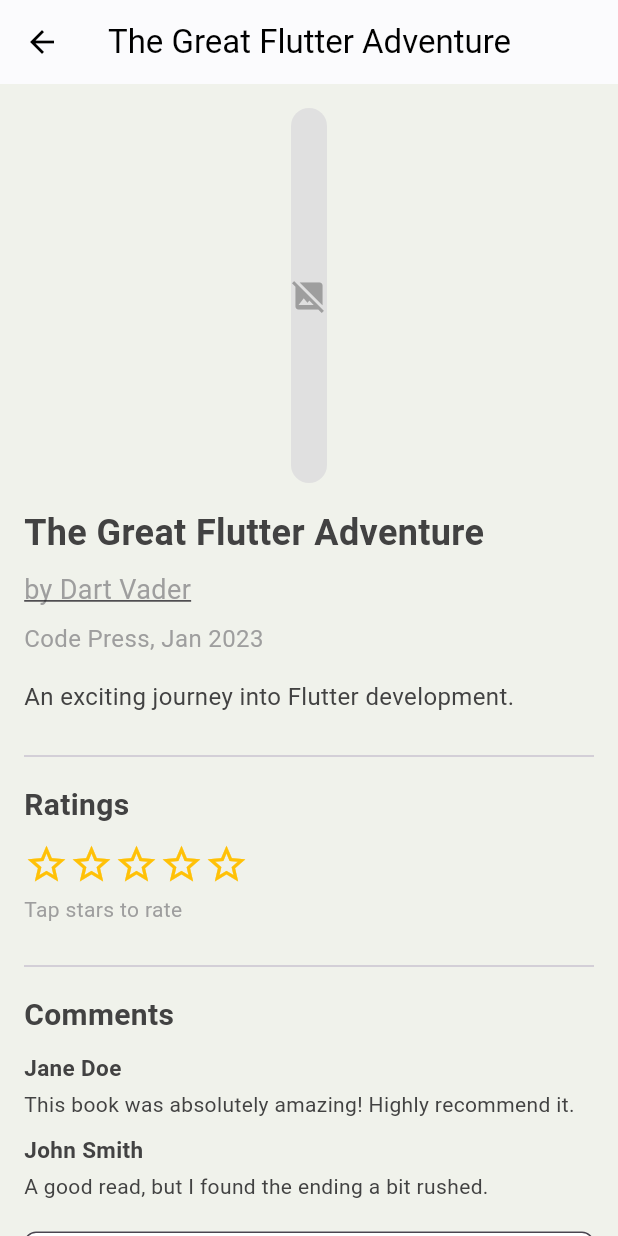
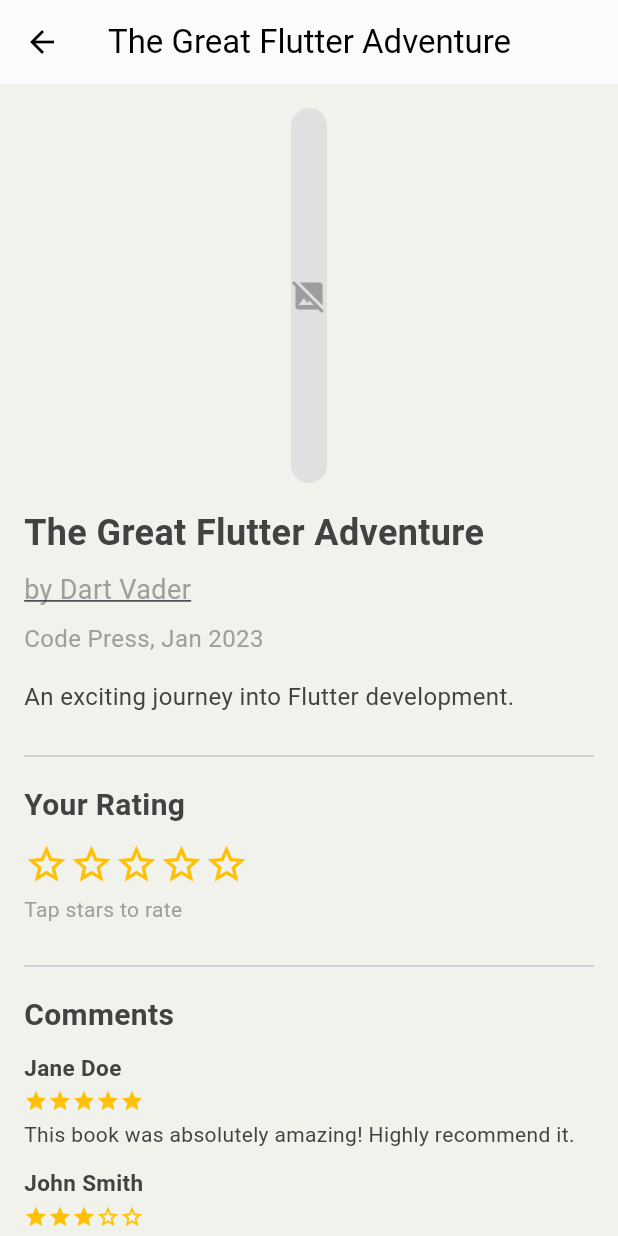
Before and after one commit to Aqilah87/RelaxRead2, a Flutter app: the BookDetailPage screen opened directly with sample values from the repository, on a phone screen of 412 x 824 dp. Run offline on Flutter 3.47's test engine with Material 3 defaults, Android fonts, the phone set to English and light mode, and no system bars; our stand-ins replace fl_chart, shared_preferences; accounts and stored records are empty; network calls fail.

Commit message:
update user book detail

```diff
--- a/relaxread2/lib/user/book_detail_page.dart
+++ b/relaxread2/lib/user/book_detail_page.dart
@@ -12,19 +12,19 @@ class BookDetailPage extends StatefulWidget {
 }
 
 class _BookDetailPageState extends State<BookDetailPage> {
-  int _userRating = 0; // State variable to hold the user's selected rating
-  final TextEditingController _commentController =
-      TextEditingController(); // Controller for the comment input field
+  int _userRating = 0;
+  final TextEditingController _commentController = TextEditingController();
 
-  // List to store comments, initially populated with some examples
-  List<Map<String, String>> _comments = [
+  final List<Map<String, dynamic>> _comments = [
     {
-      'userName': 'Jane Doe',
-      'commentText': 'This book was absolutely amazing! Highly recommend it.',
+      'user': 'Jane Doe',
+      'comment': 'This book was absolutely amazing! Highly recommend it.',
+      'rating': 5,
     },
     {
-      'userName': 'John Smith',
-      'commentText': 'A good read, but I found the ending a bit rushed.',
+      'user': 'John Smith',
+      'comment': 'A good read, but I found the ending a bit rushed.',
+      'rating': 3,
     },
   ];
 
@@ -32,6 +32,63 @@ class _BookDetailPageState extends State<BookDetailPage> {
   void dispose() {
     _commentController.dispose();
     super.dispose();
+  }
+
+  void _submitComment() {
+    final String commentText = _commentController.text.trim();
+
+    if (_userRating == 0) {
+      ScaffoldMessenger.of(context).showSnackBar(
+        const SnackBar(
+          content: Text('Please select a rating before commenting.'),
+        ),
+      );
+      return;
+    }
+
+    if (commentText.isNotEmpty) {
+      setState(() {
+        _comments.add({
+          'user': 'You',
+          'comment': commentText,
+          'rating': _userRating,
+        });
+        _commentController.clear();
+        _userRating = 0;
+      });
+
+      ScaffoldMessenger.of(
+        context,
+      ).showSnackBar(const SnackBar(content: Text('Comment added!')));
+    } else {
+      ScaffoldMessenger.of(
+        context,
+      ).showSnackBar(const SnackBar(content: Text('Comment cannot be empty!')));
+    }
+  }
+
+  Widget _buildComment(String userName, String commentText, int rating) {
+    return Column(
+      crossAxisAlignment: CrossAxisAlignment.start,
+      children: [
+        Text(
+          userName,
+          style: const TextStyle(fontWeight: FontWeight.bold, fontSize: 15),
+        ),
+        const SizedBox(height: 4.0),
+        Row(
+          children: List.generate(5, (index) {
+            return Icon(
+              index < rating ? Icons.star : Icons.star_border,
+              color: Colors.amber,
+              size: 16,
+            );
+          }),
+        ),
+        const SizedBox(height: 4.0),
+        Text(commentText, style: const TextStyle(fontSize: 14)),
+      ],
+    );
   }
 
   @override
@@ -48,7 +105,7 @@ class _BookDetailPageState extends State<BookDetailPage> {
         child: Column(
           crossAxisAlignment: CrossAxisAlignment.start,
           children: [
-            // 📖 Book Cover Image
+            // 📘 Book cover
             Center(
               child: ClipRRect(
                 borderRadius: BorderRadius.circular(12.0),
@@ -59,24 +116,21 @@ class _BookDetailPageState extends State<BookDetailPage> {
                   errorBuilder: (_, __, ___) => Container(
                     height: 250,
                     color: Colors.grey[300],
-                    child: const Icon(
-                      Icons.image_not_supported,
-                      color: Colors.grey,
-                    ),
+                    child: const Icon(Icons.image_not_supported),
                   ),
                 ),
               ),
             ),
             const SizedBox(height: 16.0),
 
-            // 📚 Book Title
+            // 📖 Title
             Text(
               widget.book.title,
               style: const TextStyle(fontSize: 24, fontWeight: FontWeight.bold),
             ),
+
+            // 👤 Author
             const SizedBox(height: 8.0),
-
-            // 👤 Author Name (Tappable)
             InkWell(
               onTap: () {
                 Navigator.push(
@@ -93,34 +147,28 @@ class _BookDetailPageState extends State<BookDetailPage> {
                 ),
               ),
             ),
+
+            // 🏢 Publisher info
             const SizedBox(height: 8.0),
-
-            // 🏢 Publisher Info
             Text(
               '${widget.book.publisher ?? 'Unknown Publisher'}, ${widget.book.month_publish ?? ''} ${widget.book.yearPublisher ?? ''}',
               style: const TextStyle(fontSize: 16, color: Colors.grey),
             ),
-            const SizedBox(height: 16.0),
 
             // 📝 Description
+            const SizedBox(height: 16.0),
             Text(
               widget.book.personalNote ?? 'No description available.',
               style: const TextStyle(fontSize: 16),
             ),
+
             const SizedBox(height: 20.0),
-
-            // ---
-            ///
-            /// ## ⭐ Ratings
-            ///
-            ///---
-            Column(
-              crossAxisAlignment: CrossAxisAlignment.start,
-              children: [
             const Divider(),
             const SizedBox(height: 10.0),
+
+            // ⭐ Rating input
             const Text(
-                  'Ratings',
+              'Your Rating',
               style: TextStyle(fontSize: 20, fontWeight: FontWeight.bold),
             ),
             const SizedBox(height: 10.0),
@@ -143,44 +191,31 @@ class _BookDetailPageState extends State<BookDetailPage> {
             const SizedBox(height: 5.0),
             Text(
               _userRating > 0
-                      ? 'Your rating: $_userRating stars'
+                  ? 'Your rating: $_userRating star${_userRating > 1 ? 's' : ''}'
                   : 'Tap stars to rate',
               style: const TextStyle(fontSize: 14, color: Colors.grey),
             ),
-              ],
-            ),
+
             const SizedBox(height: 20.0),
-
-            // ---
-            ///
-            /// ## 💬 Comments
-            ///
-            ///---
-            Column(
-              crossAxisAlignment: CrossAxisAlignment.start,
-              children: [
             const Divider(),
             const SizedBox(height: 10.0),
+
+            // 💬 Comments section
             const Text(
               'Comments',
               style: TextStyle(fontSize: 20, fontWeight: FontWeight.bold),
             ),
             const SizedBox(height: 10.0),
-                // Displaying comments from the _comments list
-                if (_comments.isEmpty)
-                  const Text('No comments yet. Be the first to comment!'),
-                ..._comments.map((comment) {
-                  return Padding(
-                    padding: const EdgeInsets.only(
-                      bottom: 10.0,
-                    ), // Add spacing between comments
-                    child: _buildComment(
-                      comment['userName']!,
-                      comment['commentText']!,
+
+            ..._comments.map(
+              (c) => Padding(
+                padding: const EdgeInsets.only(bottom: 12.0),
+                child: _buildComment(c['user'], c['comment'], c['rating'] ?? 0),
               ),
-                  );
-                }).toList(),
-                const SizedBox(height: 10.0), // Spacing before the input field
+            ),
+
+            // ✍️ Comment input
+            const SizedBox(height: 10.0),
             TextFormField(
               controller: _commentController,
               decoration: InputDecoration(
@@ -190,18 +225,15 @@ class _BookDetailPageState extends State<BookDetailPage> {
                 ),
                 suffixIcon: IconButton(
                   icon: const Icon(Icons.send),
-                      onPressed: () {
-                        _submitComment();
-                      },
+                  onPressed: _submitComment,
                 ),
               ),
               maxLines: 3,
             ),
-              ],
-            ),
+
             const SizedBox(height: 20.0),
 
-            // ❤️ Add to Wishlist Button
+            // ❤️ Wishlist button
             Center(
               child: ElevatedButton.icon(
                 onPressed: () {
@@ -212,7 +244,7 @@ class _BookDetailPageState extends State<BookDetailPage> {
                 icon: const Icon(Icons.favorite_border),
                 label: const Text('Add to Wishlist'),
                 style: ElevatedButton.styleFrom(
-                  backgroundColor: Color(0xFF6B923C),
+                  backgroundColor: const Color(0xFF6B923C),
                   foregroundColor: Colors.white,
                   padding: const EdgeInsets.symmetric(
                     horizontal: 24,
@@ -228,47 +260,11 @@ class _BookDetailPageState extends State<BookDetailPage> {
                 ),
               ),
             ),
+
             const SizedBox(height: 20.0),
           ],
         ),
       ),
     );
   }
-
-  Widget _buildComment(String userName, String commentText) {
-    return Column(
-      crossAxisAlignment: CrossAxisAlignment.start,
-      children: [
-        Text(
-          userName,
-          style: const TextStyle(fontWeight: FontWeight.bold, fontSize: 15),
-        ),
-        const SizedBox(height: 4.0),
-        Text(commentText, style: const TextStyle(fontSize: 14)),
-      ],
-    );
 }
-
-  void _submitComment() {
-    final String commentText = _commentController.text.trim();
-    if (commentText.isNotEmpty) {
-      // In a real app, you would send this comment to your backend/database
-      // and then update your local list _after_ successful backend response.
-
-      setState(() {
-        // For demonstration, we'll use a placeholder user name.
-        // In a real app, you'd get the current authenticated user's name.
-        _comments.add({'userName': 'You', 'commentText': commentText});
-      });
-
-      ScaffoldMessenger.of(context).showSnackBar(
-        const SnackBar(content: Text('Comment submitted successfully!')),
-      );
-      _commentController.clear(); // Clear the text field after submission
-    } else {
-      ScaffoldMessenger.of(
-        context,
-      ).showSnackBar(const SnackBar(content: Text('Comment cannot be empty!')));
-    }
-  }
-}
```
Also changed, not shown: relaxread2/lib/services/data_service.dart (added, +84 -0 lines), relaxread2/lib/user/review.dart (added, +39 -0 lines). Lines whose indentation alone changed are shown as unchanged.
